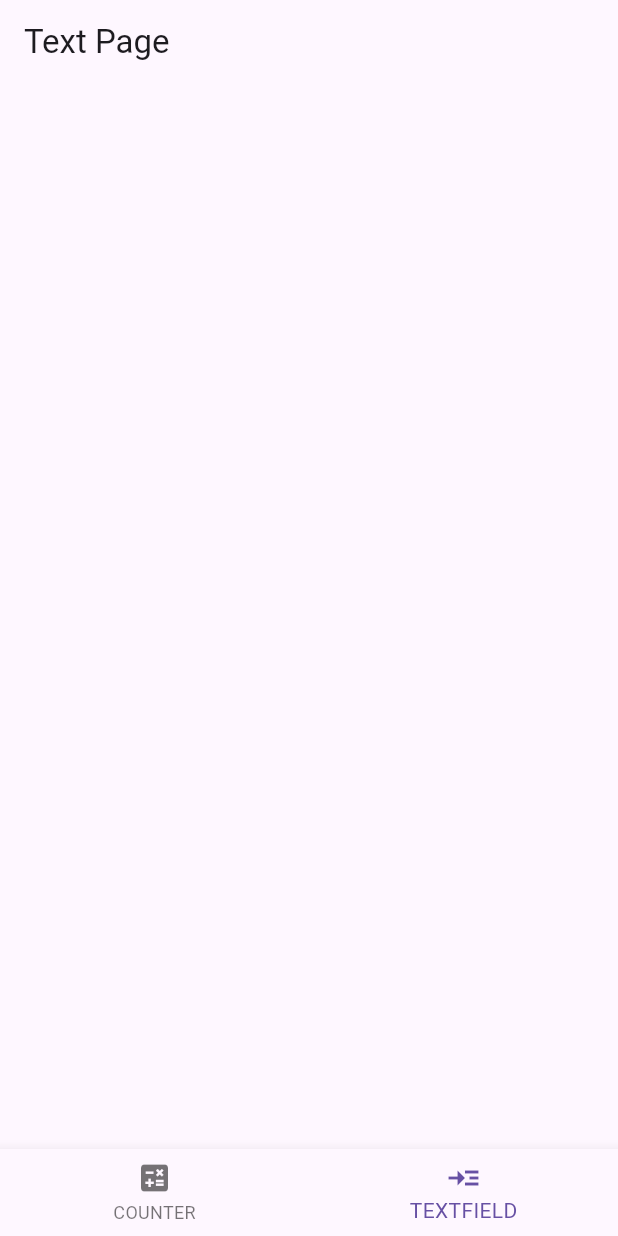
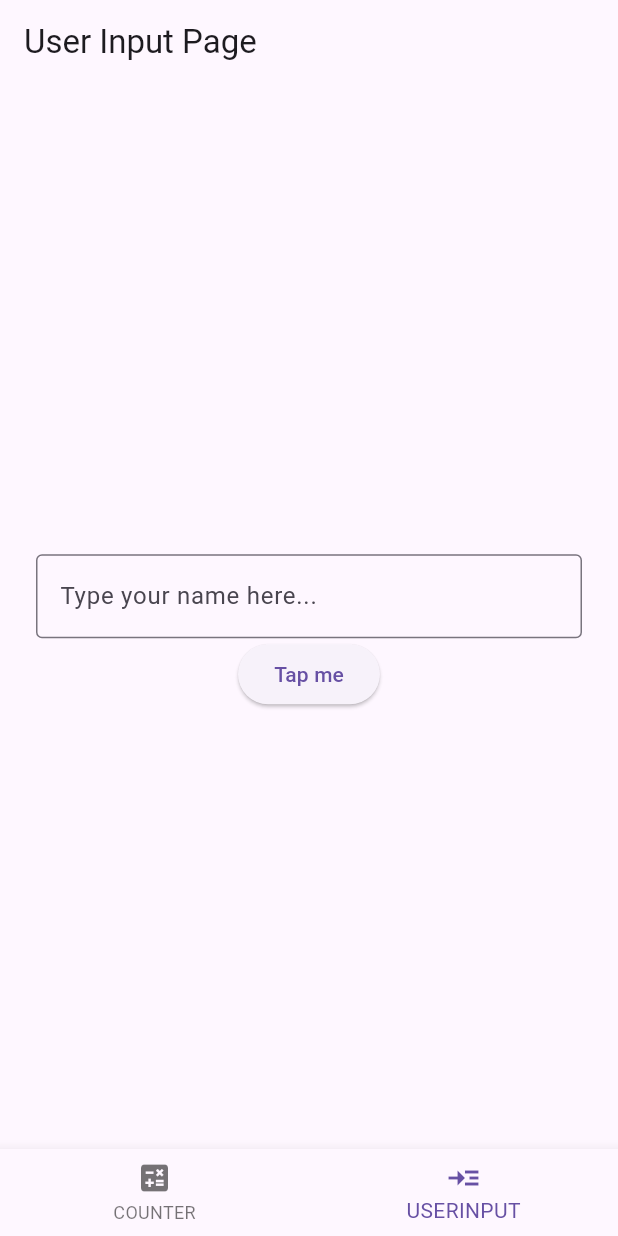
Before and after one commit to Raftouch/counter-app-flutter, a Flutter app: the screen it shows after launch, item 2 of the bottom bar chosen, on a phone screen of 412 x 824 dp. Run offline on Flutter 3.47's test engine with Material 3 defaults, Android fonts, the phone set to English and light mode, and no system bars.

Commit message:
add user input functionality

```diff
--- a/lib/main.dart
+++ b/lib/main.dart
@@ -1,6 +1,6 @@
 import 'package:counter_app/pages/counter_page.dart';
 import 'package:counter_app/pages/home_page.dart';
-import 'package:counter_app/pages/text_page.dart';
+import 'package:counter_app/pages/user_input_page.dart';
 import 'package:flutter/material.dart';
 
 void main() {
@@ -17,7 +17,7 @@ class MyApp extends StatelessWidget {
       home: HomePage(),
       routes: {
         '/counterpage': (context) => CounterPage(),
-        '/textpage': (context) => TextPage(),
+        '/textpage': (context) => UserInputPage(),
       },
     );
   }
--- a/lib/pages/home_page.dart
+++ b/lib/pages/home_page.dart
@@ -1,5 +1,5 @@
 import 'package:counter_app/pages/counter_page.dart';
-import 'package:counter_app/pages/text_page.dart';
+import 'package:counter_app/pages/user_input_page.dart';
 import 'package:flutter/material.dart';
 
 class HomePage extends StatefulWidget {
@@ -20,7 +20,7 @@ class _HomePageState extends State<HomePage> {
 
   final List _pages = [
     CounterPage(),
-    TextPage(),
+    UserInputPage(),
   ];
 
   @override
@@ -34,7 +34,7 @@ class _HomePageState extends State<HomePage> {
           BottomNavigationBarItem(
               icon: Icon(Icons.calculate), label: 'COUNTER'),
           BottomNavigationBarItem(
-              icon: Icon(Icons.read_more), label: 'TEXTFIELD'),
+              icon: Icon(Icons.read_more), label: 'USERINPUT'),
         ],
       ),
     );
--- a/lib/pages/text_page.dart
+++ /dev/null
@@ -1,19 +0,0 @@
-import 'package:flutter/material.dart';
-
-class TextPage extends StatefulWidget {
-  const TextPage({super.key});
-
-  @override
-  State<TextPage> createState() => _TextPageState();
-}
-
-class _TextPageState extends State<TextPage> {
-  @override
-  Widget build(BuildContext context) {
-    return Scaffold(
-      appBar: AppBar(
-        title: Text("Text Page"),
-      ),
-    );
-  }
-}
--- /dev/null
+++ b/lib/pages/user_input_page.dart
@@ -0,0 +1,55 @@
+import 'package:flutter/material.dart';
+
+class UserInputPage extends StatefulWidget {
+  const UserInputPage({super.key});
+
+  @override
+  State<UserInputPage> createState() => _UserInputPageState();
+}
+
+class _UserInputPageState extends State<UserInputPage> {
+// text editing controller to get access to what the user typed
+  TextEditingController myController = TextEditingController();
+
+  // greeting msg variable
+  String greetingMsg = '';
+
+// greet user method
+  void greetUser() {
+    // print(myController.text);
+    String userName = myController.text;
+
+    setState(() {
+      greetingMsg = 'Hello, ' + userName;
+    });
+  }
+
+  @override
+  Widget build(BuildContext context) {
+    return Scaffold(
+        appBar: AppBar(
+          title: Text("User Input Page"),
+        ),
+        body: Center(
+          child: Padding(
+            padding: const EdgeInsets.all(24.0),
+            child: Column(
+              mainAxisAlignment: MainAxisAlignment.center,
+              children: [
+                // greet user msg
+                Text(greetingMsg),
+                // text field
+                TextField(
+                  controller: myController,
+                  decoration: InputDecoration(
+                      border: OutlineInputBorder(),
+                      hintText: "Type your name here..."),
+                ),
+                // button
+                ElevatedButton(onPressed: greetUser, child: Text('Tap me'))
+              ],
+            ),
+          ),
+        ));
+  }
+}
```
